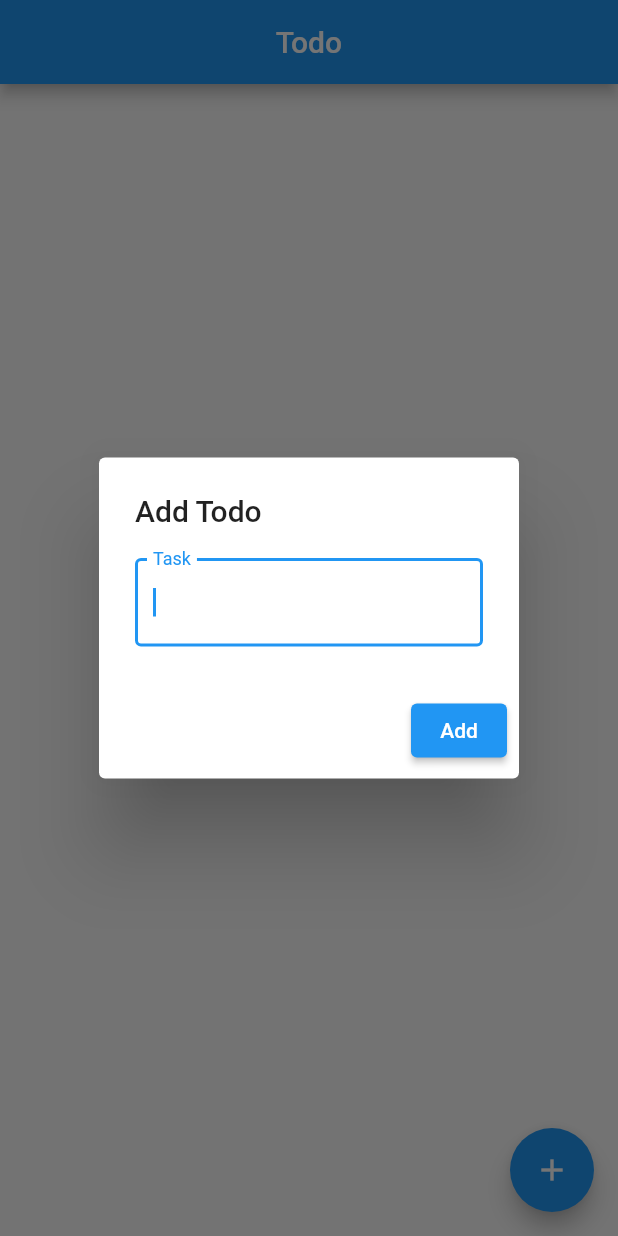
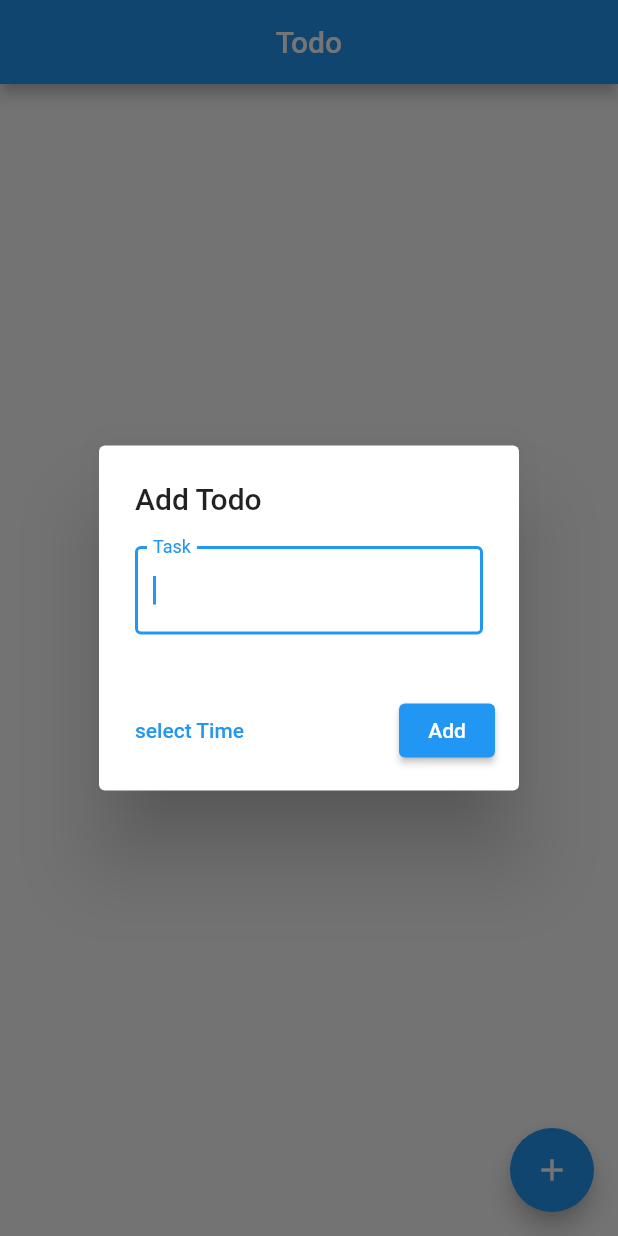
Before and after one commit to prashantsachan98/todo-with-firebase, a Flutter app: the screen it shows after launch, after a tap on the "add" icon, on a phone screen of 412 x 824 dp. Run offline on Flutter 3.47's test engine with Material 2 defaults, Android fonts, the light colour scheme and no system bars; our stand-ins replace cloud_firestore, firebase_core, get; accounts and stored records are empty.

Commit message:
added time

```diff
--- a/lib/main.dart
+++ b/lib/main.dart
@@ -33,14 +33,33 @@ class _MyHomePageState extends State<MyHomePage> {
   TextEditingController t = TextEditingController();
   final db = FirebaseFirestore.instance;
   String task;
-  bool isbutton;
+
+  TimeOfDay _selectedTime;
+  String time;
+
+  void _presentTimePicker() {
+    showTimePicker(
+      context: context,
+      initialTime: TimeOfDay.now(),
+    ).then((pickedDate) {
+      if (pickedDate == null) {
+        return;
+      }
+      setState(() {
+        _selectedTime = pickedDate;
+        time = _selectedTime.toString();
+      });
+    });
+  }
 
   void showdialog(bool isUpdate, DocumentSnapshot ds) {
     GlobalKey<FormState> formkey = GlobalKey<FormState>();
     showDialog(
       context: context,
       builder: (context) {
-        return AlertDialog(
+        return Container(
+          child: AlertDialog(
+            scrollable: false,
             title: isUpdate == false ? Text('Add Todo') : Text('Update'),
             content: Form(
               key: formkey,
@@ -62,25 +81,36 @@ class _MyHomePageState extends State<MyHomePage> {
                   }),
             ),
             actions: <Widget>[
+              Padding(
+                padding: const EdgeInsets.all(8.0),
+                child: Row(
+                  mainAxisAlignment: MainAxisAlignment.spaceBetween,
+                  children: [
+                    TextButton(
+                        onPressed: _presentTimePicker,
+                        child: Text('select Time')),
                     ElevatedButton(
                       child: Text('Add'),
                       onPressed: () {
-                if (task == null) {
-                  return null;
-                } else if (task == '') {
-                  return null;
-                } else {
                         if (isUpdate) {
-                    db.collection('tasks').doc(ds.id).update({'task': task});
-                  } else
                           db
                               .collection('tasks')
-                        .add({'task': task, 'time': DateTime.now()});
+                              .doc(ds.id)
+                              .update({'task': task, 'date': time});
+                        } else
+                          db.collection('tasks').add({
+                            'task': task,
+                            'time': DateTime.now(),
+                            'date': time
+                          });
                         Navigator.pop(context);
-                }
                       },
-            )
+                    ),
                   ],
+                ),
+              ),
+            ],
+          ),
         );
       },
     );
@@ -101,13 +131,14 @@ class _MyHomePageState extends State<MyHomePage> {
           ),
           Expanded(
             child: StreamBuilder<QuerySnapshot>(
-              stream: db.collection('tasks').orderBy('time').snapshots(),
+              stream: db.collection('tasks').orderBy('date').snapshots(),
               builder: (context, snapshot) {
                 if (snapshot.hasData) {
                   return ListView.builder(
                       itemCount: snapshot.data.docs.length,
                       itemBuilder: (context, index) {
                         DocumentSnapshot ds = snapshot.data.docs[index];
+
                         return Card(
                           child: ListTile(
                             trailing: InkWell(
@@ -116,6 +147,7 @@ class _MyHomePageState extends State<MyHomePage> {
                                   db.collection('tasks').doc(ds.id).delete(),
                             ),
                             title: Text(ds['task']),
+                            subtitle: Text(ds['date']),
                             onLongPress: () {
                               showdialog(true, ds);
                             },
```
Lines whose indentation alone changed are shown as unchanged.
